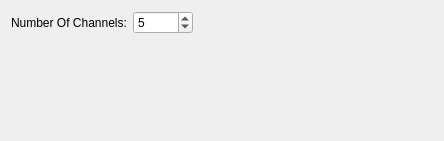
Qt form src/demoreadersettings.ui (AlexanderAmelkin/SerialPlot) before a commit.
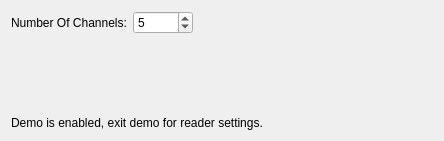
The same form after that commit.

Commit message: display a warning text in reader settings when demo is selected

The edit to the form file:
```diff
--- a/src/demoreadersettings.ui
+++ b/src/demoreadersettings.ui
@@ -13,6 +13,8 @@
   <property name="windowTitle">
    <string>Form</string>
   </property>
+  <layout class="QVBoxLayout" name="verticalLayout">
+   <item>
   <layout class="QFormLayout" name="formLayout">
    <property name="fieldGrowthPolicy">
     <enum>QFormLayout::ExpandingFieldsGrow</enum>
@@ -49,6 +51,28 @@
      </property>
      <property name="value">
       <number>5</number>
+       </property>
+      </widget>
+     </item>
+    </layout>
+   </item>
+   <item>
+    <spacer name="verticalSpacer">
+     <property name="orientation">
+      <enum>Qt::Vertical</enum>
+     </property>
+     <property name="sizeHint" stdset="0">
+      <size>
+       <width>20</width>
+       <height>40</height>
+      </size>
+     </property>
+    </spacer>
+   </item>
+   <item>
+    <widget class="QLabel" name="label">
+     <property name="text">
+      <string>Demo is enabled, exit demo for reader settings.</string>
      </property>
     </widget>
    </item>
```
Lines whose indentation alone changed are shown as unchanged.
